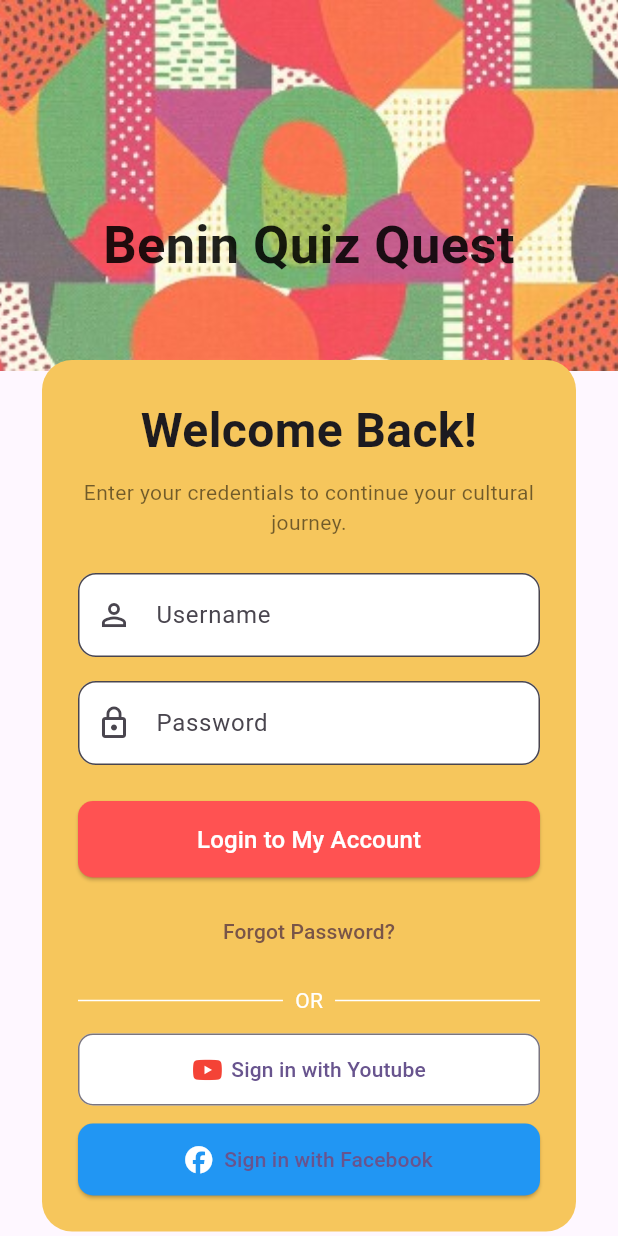
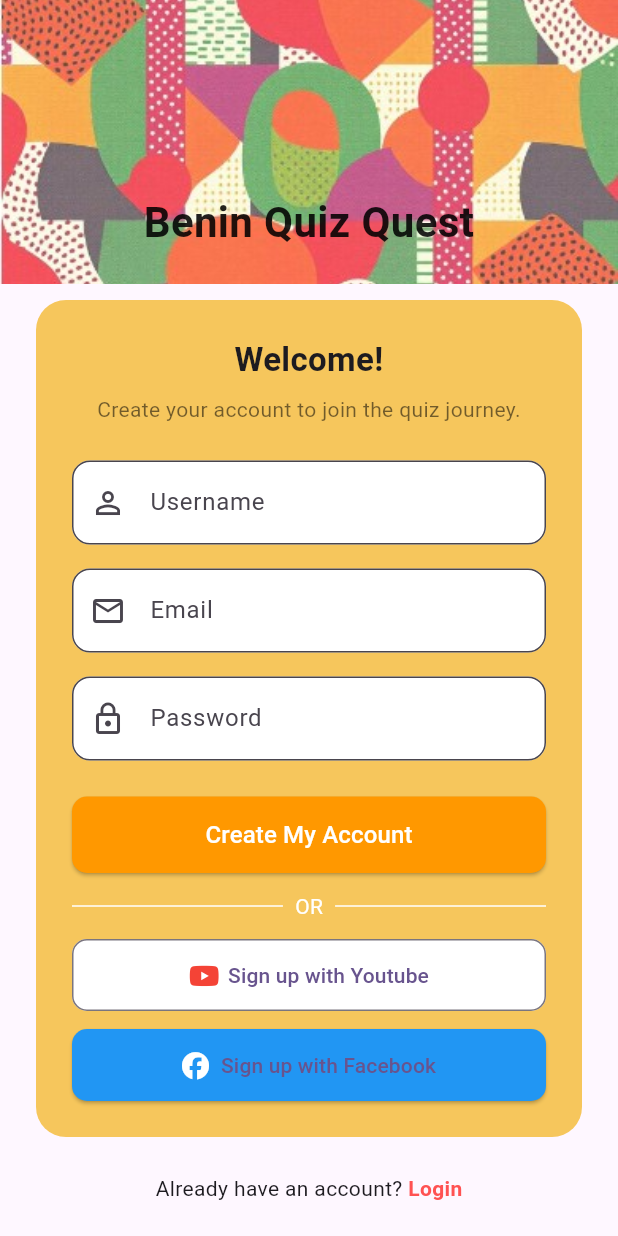
Before and after one commit to agonglomarel7/benin_quiz, a Flutter app: the screen it shows after launch, on a phone screen of 412 x 824 dp. Run offline on Flutter 3.47's test engine with Material 3 defaults, Android fonts, the phone set to English and light mode, and no system bars; our stand-ins replace font_awesome_flutter.

Commit message:
Adding a signup screen

```diff
--- a/lib/main.dart
+++ b/lib/main.dart
@@ -1,4 +1,5 @@
 import 'package:benin_quiz/screens/loginScreen.dart';
+import 'package:benin_quiz/screens/singupScreen.dart';
 import 'package:flutter/material.dart';
 
 void main() {
@@ -17,7 +18,7 @@ class MyApp extends StatelessWidget {
       theme: ThemeData(
         colorScheme: ColorScheme.fromSeed(seedColor: Colors.deepPurple),
       ),
-      home: const LoginScreen()
+      home: const SignUpScreen()
     );
   }
 }
--- /dev/null
+++ b/lib/screens/singupScreen.dart
@@ -0,0 +1,211 @@
+
+import 'package:flutter/material.dart';
+import 'package:font_awesome_flutter/font_awesome_flutter.dart';
+
+class SignUpScreen extends StatelessWidget {
+  const SignUpScreen({super.key});
+
+  @override
+  Widget build(BuildContext context) {
+    final screenHeight = MediaQuery.of(context).size.height;
+
+    return Scaffold(
+      body: Stack(
+        children: [
+          // Image background en haut
+          Positioned(
+            top: 0,
+            left: 0,
+            right: 0,
+            height: screenHeight * 0.23,
+            child: Container(
+              decoration: const BoxDecoration(
+                image: DecorationImage(
+                  image: AssetImage('assets/images/header.jpg'),
+                  fit: BoxFit.cover,
+                ),
+              ),
+            ),
+          ),
+
+          // Formulaire scrollable
+          SingleChildScrollView(
+            child: Padding(
+              padding: const EdgeInsets.symmetric(horizontal: 24.0, vertical: 48),
+              child: Column(
+                crossAxisAlignment: CrossAxisAlignment.stretch,
+                children: [
+                  const SizedBox(height: 80),
+
+                  const Text(
+                    "Benin Quiz Quest",
+                    textAlign: TextAlign.center,
+                    style: TextStyle(
+                      fontSize: 28,
+                      fontWeight: FontWeight.bold,
+                      color: Colors.black87,
+                    ),
+                  ),
+                  const SizedBox(height: 32),
+
+                  Container(
+                    padding: const EdgeInsets.all(24),
+                    decoration: BoxDecoration(
+                      color: const Color(0xFFF6C65C),
+                      borderRadius: BorderRadius.circular(20),
+                    ),
+                    child: Column(
+                      crossAxisAlignment: CrossAxisAlignment.stretch,
+                      children: [
+                        const Text(
+                          "Welcome!",
+                          textAlign: TextAlign.center,
+                          style: TextStyle(
+                            fontSize: 22,
+                            fontWeight: FontWeight.bold,
+                          ),
+                        ),
+                        const SizedBox(height: 8),
+                        const Text(
+                          "Create your account to join the quiz journey.",
+                          textAlign: TextAlign.center,
+                          style: TextStyle(color: Colors.black54),
+                        ),
+                        const SizedBox(height: 24),
+
+                        // Username
+                        TextFormField(
+                          decoration: const InputDecoration(
+                            filled: true,
+                            fillColor: Colors.white,
+                            labelText: 'Username',
+                            prefixIcon: Icon(Icons.person_outline),
+                            border: OutlineInputBorder(
+                              borderRadius: BorderRadius.all(Radius.circular(12)),
+                            ),
+                          ),
+                        ),
+                        const SizedBox(height: 16),
+
+                        // Email
+                        TextFormField(
+                          keyboardType: TextInputType.emailAddress,
+                          decoration: const InputDecoration(
+                            filled: true,
+                            fillColor: Colors.white,
+                            labelText: 'Email',
+                            prefixIcon: Icon(Icons.email_outlined),
+                            border: OutlineInputBorder(
+                              borderRadius: BorderRadius.all(Radius.circular(12)),
+                            ),
+                          ),
+                        ),
+                        const SizedBox(height: 16),
+
+                        // Password
+                        TextFormField(
+                          obscureText: true,
+                          decoration: const InputDecoration(
+                            filled: true,
+                            fillColor: Colors.white,
+                            labelText: 'Password',
+                            prefixIcon: Icon(Icons.lock_outline),
+                            border: OutlineInputBorder(
+                              borderRadius: BorderRadius.all(Radius.circular(12)),
+                            ),
+                          ),
+                        ),
+                        const SizedBox(height: 24),
+
+                        ElevatedButton(
+                          style: ElevatedButton.styleFrom(
+                            backgroundColor: Colors.orange,
+                            padding: const EdgeInsets.symmetric(vertical: 14),
+                            shape: RoundedRectangleBorder(
+                              borderRadius: BorderRadius.circular(10),
+                            ),
+                          ),
+                          onPressed: () {
+                            // TODO: sign up logic
+                          },
+                          child: const Text(
+                            "Create My Account",
+                            style: TextStyle(
+                              color: Colors.white,
+                              fontSize: 16,
+                            ),
+                          ),
+                        ),
+                        const SizedBox(height: 12),
+
+                        Row(
+                          children: const [
+                            Expanded(child: Divider(color: Colors.white)),
+                            Padding(
+                              padding: EdgeInsets.symmetric(horizontal: 8),
+                              child: Text("OR", style: TextStyle(color: Colors.white)),
+                            ),
+                            Expanded(child: Divider(color: Colors.white)),
+                          ],
+                        ),
+                        const SizedBox(height: 12),
+
+                        OutlinedButton.icon(
+                          icon: const Icon(FontAwesomeIcons.youtube, color: Colors.red),
+                          label: const Text("Sign up with Youtube"),
+                          onPressed: () {},
+                          style: OutlinedButton.styleFrom(
+                            backgroundColor: Colors.white,
+                            padding: const EdgeInsets.symmetric(vertical: 14),
+                            shape: RoundedRectangleBorder(
+                              borderRadius: BorderRadius.circular(10),
+                            ),
+                          ),
+                        ),
+                        const SizedBox(height: 12),
+
+                        ElevatedButton.icon(
+                          icon: const Icon(FontAwesomeIcons.facebook, color: Colors.white),
+                          label: const Text("Sign up with Facebook"),
+                          onPressed: () {},
+                          style: ElevatedButton.styleFrom(
+                            backgroundColor: Colors.blue,
+                            padding: const EdgeInsets.symmetric(vertical: 14),
+                            shape: RoundedRectangleBorder(
+                              borderRadius: BorderRadius.circular(10),
+                            ),
+                          ),
+                        ),
+                      ],
+                    ),
+                  ),
+
+                  const SizedBox(height: 24),
+                  Row(
+                    mainAxisAlignment: MainAxisAlignment.center,
+                    children: [
+                      const Text("Already have an account? "),
+                      GestureDetector(
+                        onTap: () {
+                          // TODO: Navigate to login screen
+                          Navigator.pop(context);
+                        },
+                        child: const Text(
+                          "Login",
+                          style: TextStyle(
+                            color: Colors.redAccent,
+                            fontWeight: FontWeight.bold,
+                          ),
+                        ),
+                      ),
+                    ],
+                  )
+                ],
+              ),
+            ),
+          ),
+        ],
+      ),
+    );
+  }
+}
```
